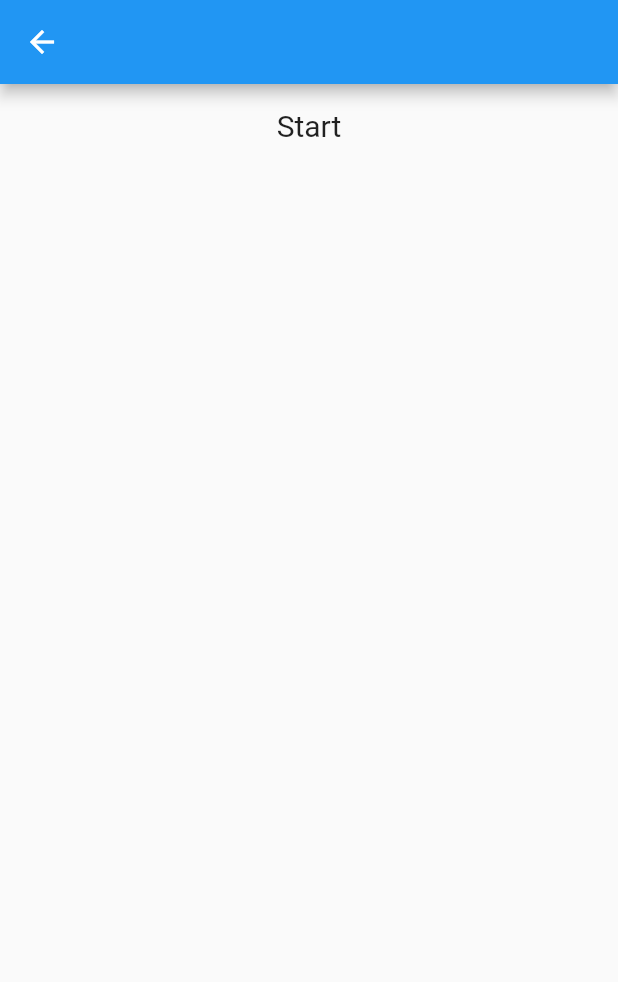
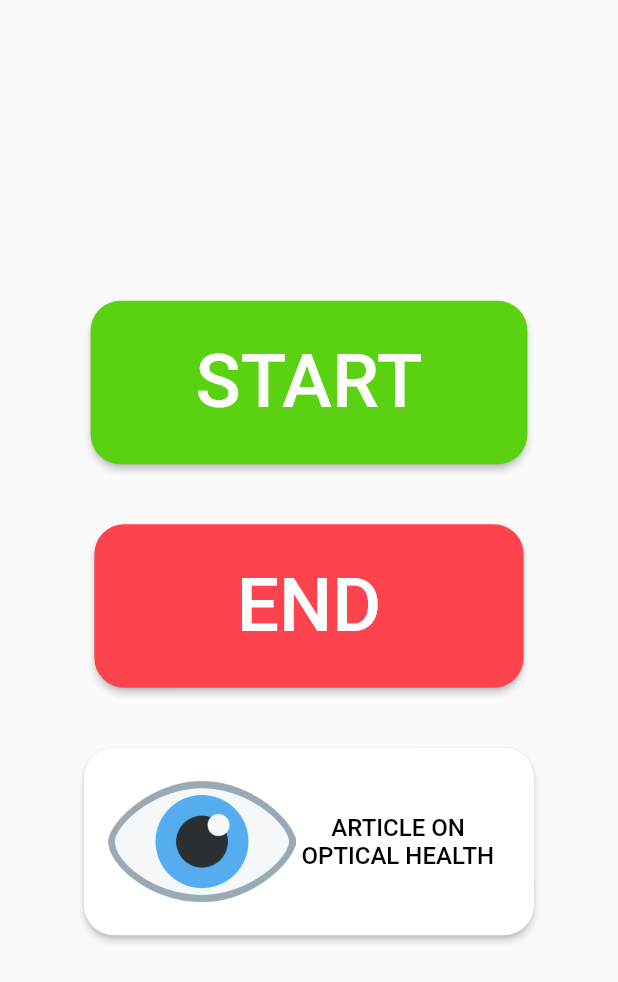
Before and after one commit to saurabhdhingra/EyeSaver, a Flutter app: the Home screen opened directly, on a phone screen of 412 x 824 dp. Shown: the top 982 px of the screen. Run offline on Flutter 3.47's test engine with Material 2 defaults, Android fonts, the phone set to English and light mode, and no system bars; our stand-ins replace shared_preferences; accounts and stored records are empty.

Commit message:
Designing the home page and adding the article page.

```diff
--- /dev/null
+++ b/lib/pages/home.dart
@@ -0,0 +1,114 @@
+import 'package:eyesaver/pages/article.dart';
+import 'package:flutter/cupertino.dart';
+import 'package:flutter/material.dart';
+
+class Home extends StatefulWidget {
+  const Home({Key? key}) : super(key: key);
+
+  @override
+  _HomeState createState() => _HomeState();
+}
+
+class _HomeState extends State<Home> {
+  @override
+  Widget build(BuildContext context) {
+    return Scaffold(
+      body: SafeArea(
+        child: Column(
+          mainAxisAlignment: MainAxisAlignment.center,
+          children: [
+            Row(
+              mainAxisAlignment: MainAxisAlignment.center,
+              children: [
+                SizedBox(
+                  width: 25.0,
+                ),
+                ElevatedButton(
+                  style: ElevatedButton.styleFrom(
+                    padding: EdgeInsets.symmetric(vertical: 25, horizontal: 70),
+                    primary: Color.fromRGBO(91, 210, 17, 1.0),
+                    shape: RoundedRectangleBorder(
+                      borderRadius: BorderRadius.circular(20.00),
+                    ),
+                  ),
+                  onPressed: () {},
+                  child: Center(
+                    child: Text(
+                      'START',
+                      style: TextStyle(fontSize: 50),
+                    ),
+                  ),
+                ),
+                SizedBox(
+                  width: 25.0,
+                ),
+              ],
+            ),
+            SizedBox(
+              height: 40.0,
+            ),
+            Row(
+              mainAxisAlignment: MainAxisAlignment.center,
+              children: [
+                SizedBox(
+                  width: 25.0,
+                ),
+                ElevatedButton(
+                  style: ElevatedButton.styleFrom(
+                    padding: EdgeInsets.symmetric(vertical: 25, horizontal: 70),
+                    primary: Color.fromRGBO(253, 68, 78, 1.0),
+                    shape: RoundedRectangleBorder(
+                      borderRadius: BorderRadius.circular(20.00),
+                    ),
+                  ),
+                  onPressed: () {},
+                  child: Center(
+                    child: Text(
+                      '  END  ',
+                      style: TextStyle(fontSize: 50),
+                    ),
+                  ),
+                ),
+                SizedBox(
+                  width: 25.0,
+                ),
+              ],
+            ),
+            SizedBox(
+              height: 40.0,
+            ),
+            ElevatedButton(
+              style: ElevatedButton.styleFrom(
+                fixedSize: Size(300, 125),
+                primary: Color.fromRGBO(255, 255, 255, 1.0),
+                shape: RoundedRectangleBorder(
+                  borderRadius: BorderRadius.circular(20.00),
+                ),
+              ),
+              onPressed: () {
+                Navigator.push(
+                  context,
+                  MaterialPageRoute(
+                    builder: (context) => Article(),
+                  ),
+                );
+              },
+              child: Row(
+                children: [
+                  Image(
+                    image: AssetImage('images/eye.png'),
+                    fit: BoxFit.scaleDown,
+                  ),
+                  Text(
+                    '      ARTICLE ON \n OPTICAL HEALTH',
+                    style: TextStyle(fontSize: 16.0, color: Colors.black),
+                  ),
+                ],
+              ),
+            ),
+          ],
+        ),
+      ),
+    );
+  }
+}
--- a/lib/startup_pages/page1.dart
+++ b/lib/pages/page1.dart
@@ -1,4 +1,4 @@
-import 'package:eyesaver/startup_pages/page2.dart';
+import 'package:eyesaver/pages/page2.dart';
 import 'package:flutter/material.dart';
 
 class Page1 extends StatelessWidget {
--- a/lib/startup_pages/home.dart
+++ /dev/null
@@ -1,32 +0,0 @@
-import 'package:flutter/material.dart';
-
-class Home extends StatefulWidget {
-  const Home({Key? key}) : super(key: key);
-
-  @override
-  _HomeState createState() => _HomeState();
-}
-
-class _HomeState extends State<Home> {
-  @override
-  Widget build(BuildContext context) {
-    return Scaffold(
-      appBar: AppBar(),
-      body: SafeArea(
-        child: Column(
-          children: [
-            ListTile(
-              title: Text(
-                'Start',
-                textAlign: TextAlign.center,
-                style: TextStyle(
-                  fontSize: 20.0,
-                ),
-              ),
-            ),
-          ],
-        ),
-      ),
-    );
-  }
-}
--- a/pubspec.yaml
+++ b/pubspec.yaml
@@ -13,6 +13,7 @@ dependencies:
     sdk: flutter
 
   cupertino_icons: ^1.0.2
+  shared_preferences:
 
 dev_dependencies:
   flutter_test:
@@ -26,3 +27,4 @@ flutter:
     - images/1.png
     - images/2.png
     - images/3.png
+    - images/eye.png
```
Also changed, not shown: lib/main.dart (+10 -1 lines), lib/pages/article.dart (added, +60 -0 lines), lib/pages/content.dart (added, +14 -0 lines), lib/pages/page2.dart (renamed from lib/startup_pages/page3.dart, +5 -6 lines), lib/pages/page3.dart (renamed from lib/startup_pages/page2.dart, +5 -5 lines), images/eye.png (added), pubspec.lock, 5 other files.
